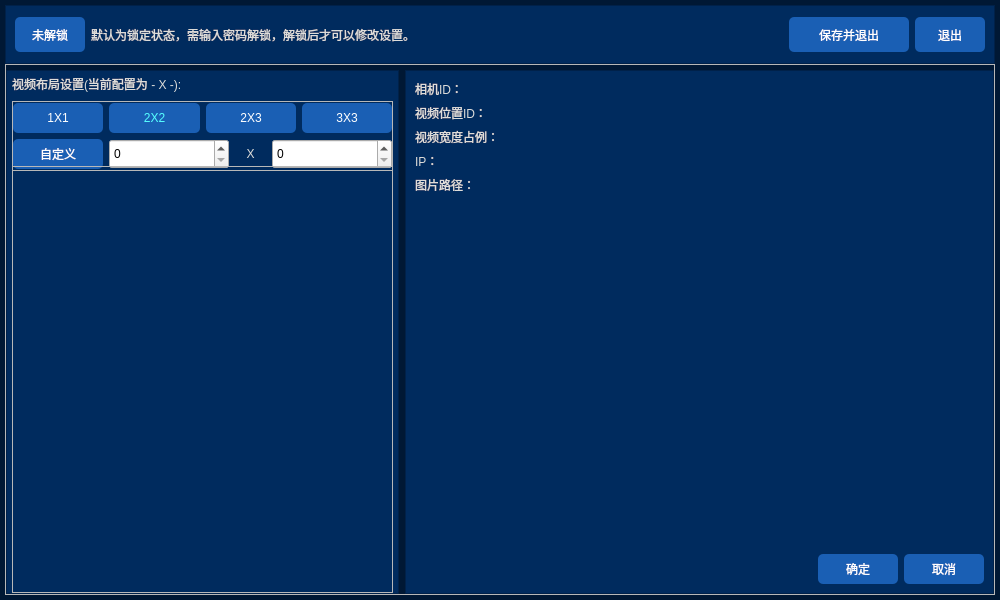
Before: the Qt Designer form settingpage.ui in Zyun-Eureka/industrial_PJ, drawn with Qt 5.
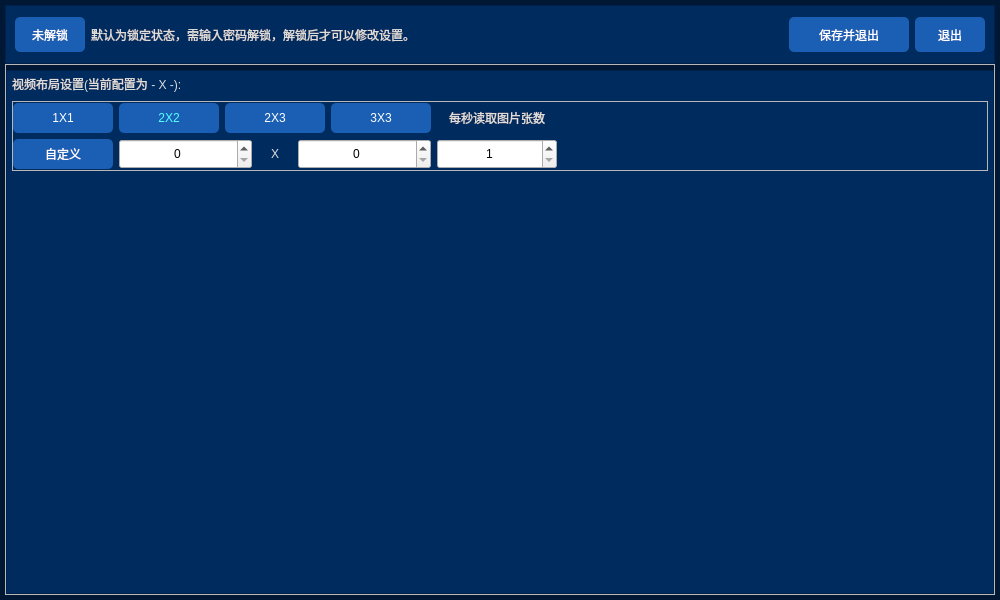
After: the same form once the commit is applied.

Patch:
```diff
--- a/settingpage.ui
+++ b/settingpage.ui
@@ -141,7 +141,7 @@
      <property name="frameShadow">
       <enum>QFrame::Raised</enum>
      </property>
-     <layout class="QHBoxLayout" name="horizontalLayout_2" stretch="4,6">
+     <layout class="QHBoxLayout" name="horizontalLayout_2" stretch="4">
       <property name="leftMargin">
        <number>0</number>
       </property>
@@ -167,7 +167,7 @@
         <property name="frameShadow">
          <enum>QFrame::Raised</enum>
         </property>
-        <layout class="QVBoxLayout" name="verticalLayout_2" stretch="1,4,15">
+        <layout class="QVBoxLayout" name="verticalLayout_2" stretch="1,4,0">
          <property name="spacing">
           <number>0</number>
          </property>
@@ -236,28 +236,6 @@
             </property>
             <item row="0" column="0">
              <layout class="QGridLayout" name="gridLayout">
-              <item row="1" column="2">
-               <widget class="QPushButton" name="style_2">
-                <property name="minimumSize">
-                 <size>
-                  <width>0</width>
-                  <height>30</height>
-                 </size>
-                </property>
-                <property name="text">
-                 <string>2X3</string>
-                </property>
-                <property name="checkable">
-                 <bool>true</bool>
-                </property>
-                <property name="autoRepeat">
-                 <bool>false</bool>
-                </property>
-                <property name="autoExclusive">
-                 <bool>true</bool>
-                </property>
-               </widget>
-              </item>
               <item row="2" column="0">
                <widget class="QPushButton" name="udefine">
                 <property name="minimumSize">
@@ -280,33 +258,11 @@
                 </property>
                </widget>
               </item>
-              <item row="1" column="0">
-               <widget class="QPushButton" name="style">
-                <property name="minimumSize">
-                 <size>
-                  <width>0</width>
-                  <height>30</height>
-                 </size>
-                </property>
-                <property name="text">
-                 <string>1X1</string>
-                </property>
-                <property name="checkable">
-                 <bool>true</bool>
-                </property>
-                <property name="autoRepeat">
-                 <bool>false</bool>
-                </property>
-                <property name="autoExclusive">
-                 <bool>true</bool>
-                </property>
-               </widget>
-              </item>
               <item row="1" column="3">
                <widget class="QPushButton" name="style_3">
                 <property name="minimumSize">
                  <size>
-                  <width>0</width>
+                  <width>100</width>
                   <height>30</height>
                  </size>
                 </property>
@@ -324,11 +280,24 @@
                 </property>
                </widget>
               </item>
+              <item row="1" column="5">
+               <spacer name="horizontalSpacer_2">
+                <property name="orientation">
+                 <enum>Qt::Horizontal</enum>
+                </property>
+                <property name="sizeHint" stdset="0">
+                 <size>
+                  <width>40</width>
+                  <height>20</height>
+                 </size>
+                </property>
+               </spacer>
+              </item>
               <item row="1" column="1">
                <widget class="QPushButton" name="style_1">
                 <property name="minimumSize">
                  <size>
-                  <width>0</width>
+                  <width>100</width>
                   <height>30</height>
                  </size>
                 </property>
@@ -359,6 +328,9 @@
                     <height>30</height>
                    </size>
                   </property>
+                  <property name="alignment">
+                   <set>Qt::AlignCenter</set>
+                  </property>
                   <property name="maximum">
                    <number>20</number>
                   </property>
@@ -382,6 +354,9 @@
                     <height>30</height>
                    </size>
                   </property>
+                  <property name="alignment">
+                   <set>Qt::AlignCenter</set>
+                  </property>
                   <property name="maximum">
                    <number>20</number>
                   </property>
@@ -389,129 +364,92 @@
                 </item>
                </layout>
               </item>
+              <item row="1" column="2">
+               <widget class="QPushButton" name="style_2">
+                <property name="minimumSize">
+                 <size>
+                  <width>100</width>
+                  <height>30</height>
+                 </size>
+                </property>
+                <property name="text">
+                 <string>2X3</string>
+                </property>
+                <property name="checkable">
+                 <bool>true</bool>
+                </property>
+                <property name="autoRepeat">
+                 <bool>false</bool>
+                </property>
+                <property name="autoExclusive">
+                 <bool>true</bool>
+                </property>
+               </widget>
+              </item>
+              <item row="1" column="0">
+               <widget class="QPushButton" name="style">
+                <property name="minimumSize">
+                 <size>
+                  <width>100</width>
+                  <height>30</height>
+                 </size>
+                </property>
+                <property name="text">
+                 <string>1X1</string>
+                </property>
+                <property name="checkable">
+                 <bool>true</bool>
+                </property>
+                <property name="autoRepeat">
+                 <bool>false</bool>
+                </property>
+                <property name="autoExclusive">
+                 <bool>true</bool>
+                </property>
+               </widget>
+              </item>
+              <item row="2" column="4">
+               <widget class="QSpinBox" name="spinBox">
+                <property name="minimumSize">
+                 <size>
+                  <width>0</width>
+                  <height>30</height>
+                 </size>
+                </property>
+                <property name="alignment">
+                 <set>Qt::AlignCenter</set>
+                </property>
+                <property name="minimum">
+                 <number>1</number>
+                </property>
+                <property name="maximum">
+                 <number>60</number>
+                </property>
+               </widget>
+              </item>
+              <item row="1" column="4">
+               <widget class="QLabel" name="label_3">
+                <property name="minimumSize">
+                 <size>
+                  <width>120</width>
+                  <height>0</height>
+                 </size>
+                </property>
+                <property name="text">
+                 <string>每秒读取图片张数</string>
+                </property>
+                <property name="alignment">
+                 <set>Qt::AlignCenter</set>
+                </property>
+               </widget>
+              </item>
              </layout>
             </item>
            </layout>
           </widget>
          </item>
          <item>
-          <widget class="QFrame" name="show_area">
-           <property name="frameShape">
-            <enum>QFrame::StyledPanel</enum>
-           </property>
-           <property name="frameShadow">
-            <enum>QFrame::Raised</enum>
-           </property>
-          </widget>
-         </item>
-        </layout>
-       </widget>
-      </item>
-      <item>
-       <widget class="QFrame" name="frame_2">
-        <property name="styleSheet">
-         <string notr="true">#frame_2{
-background-color: rgb(0, 43, 94);
-}
-</string>
-        </property>
-        <property name="frameShape">
-         <enum>QFrame::StyledPanel</enum>
-        </property>
-        <property name="frameShadow">
-         <enum>QFrame::Raised</enum>
-        </property>
-        <layout class="QVBoxLayout" name="verticalLayout_4">
-         <item>
-          <widget class="QLabel" name="label_3">
-           <property name="text">
-            <string>相机ID：</string>
-           </property>
-          </widget>
-         </item>
-         <item>
-          <widget class="QLabel" name="label_4">
-           <property name="text">
-            <string>视频位置ID：</string>
-           </property>
-          </widget>
-         </item>
-         <item>
-          <widget class="QLabel" name="label_5">
-           <property name="text">
-            <string>视频宽度占例：</string>
-           </property>
-          </widget>
-         </item>
-         <item>
-          <widget class="QLabel" name="label_6">
-           <property name="text">
-            <string>IP：</string>
-           </property>
-          </widget>
-         </item>
-         <item>
-          <widget class="QLabel" name="label_7">
-           <property name="text">
-            <string>图片路径：</string>
-           </property>
-          </widget>
-         </item>
-         <item>
-          <spacer name="verticalSpacer">
-           <property name="orientation">
-            <enum>Qt::Vertical</enum>
-           </property>
-           <property name="sizeHint" stdset="0">
-            <size>
-             <width>20</width>
-             <height>40</height>
-            </size>
-           </property>
-          </spacer>
-         </item>
-         <item>
-          <layout class="QHBoxLayout" name="horizontalLayout_4">
-           <item>
-            <spacer name="horizontalSpacer_2">
-             <property name="orientation">
-              <enum>Qt::Horizontal</enum>
-             </property>
-             <property name="sizeHint" stdset="0">
-              <size>
-               <width>40</width>
-               <height>20</height>
-              </size>
-             </property>
-            </spacer>
-           </item>
-           <item>
-            <widget class="QPushButton" name="pushButton_2">
-             <property name="minimumSize">
-              <size>
-               <width>80</width>
-               <height>30</height>
-              </size>
-             </property>
-             <property name="text">
-              <string>确定</string>
-             </property>
-            </widget>
-           </item>
-           <item>
-            <widget class="QPushButton" name="pushButton">
-             <property name="minimumSize">
-              <size>
-               <width>80</width>
-               <height>30</height>
-              </size>
-             </property>
-             <property name="text">
-              <string>取消</string>
-             </property>
-            </widget>
-           </item>
-          </layout>
+          <widget class="QWidget" name="widget" native="true"/>
          </item>
         </layout>
        </widget>
```
